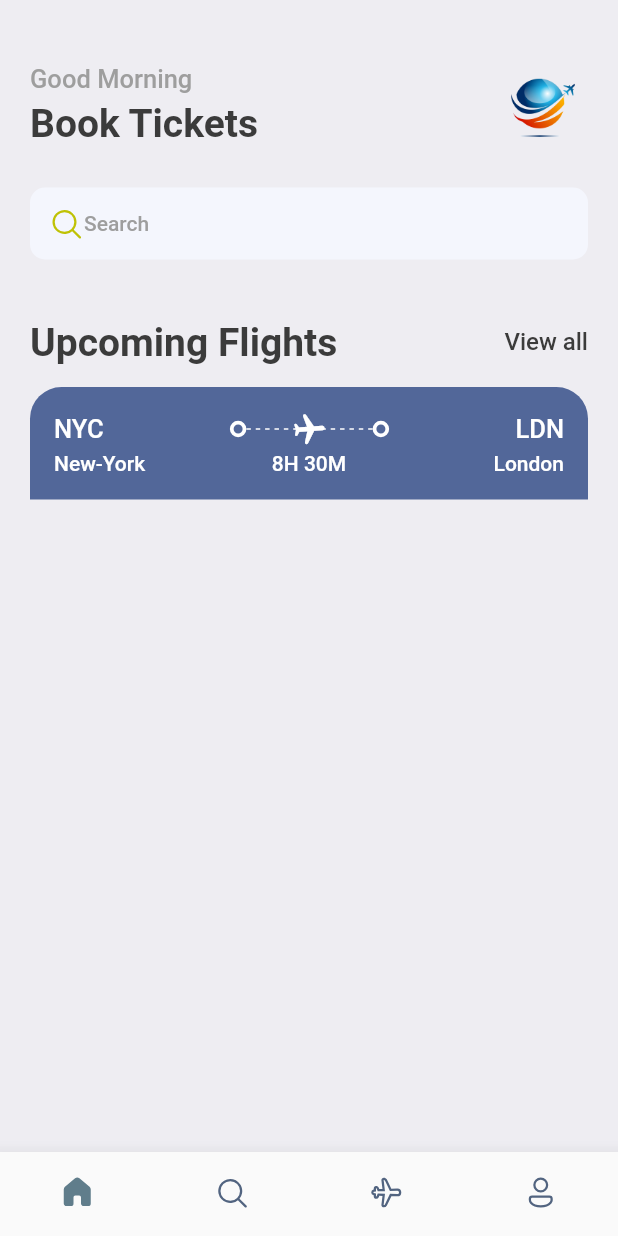
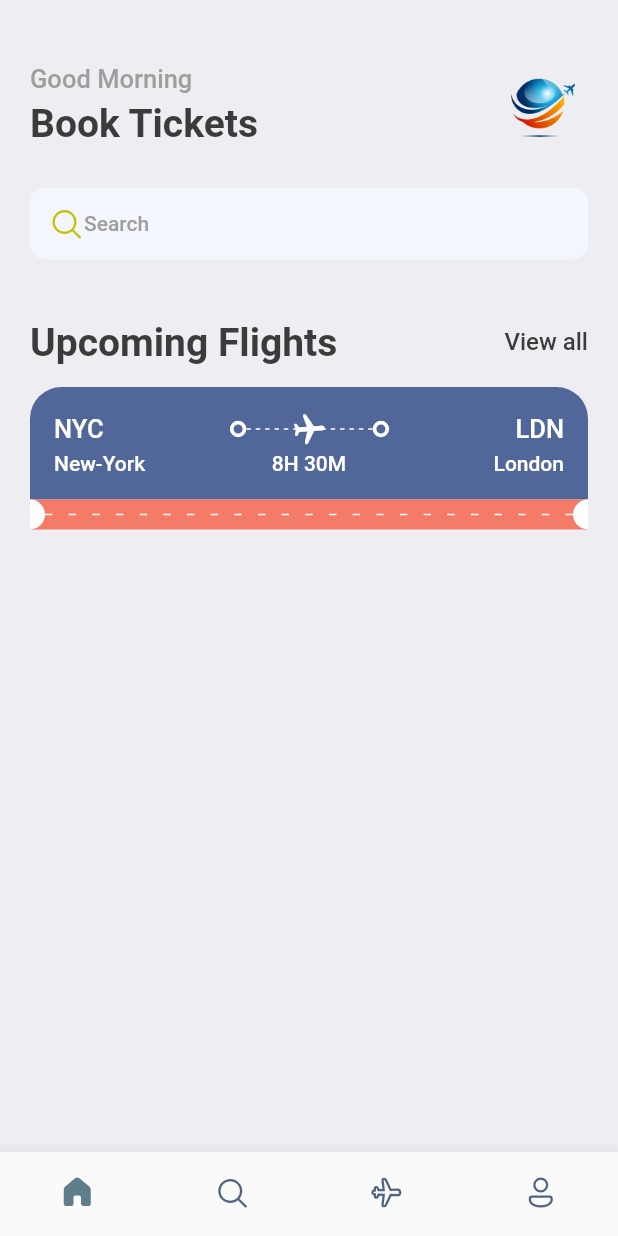
Before and after one commit to thutasann/booking-ticket, a Flutter app: the screen it shows after launch, on a phone screen of 412 x 824 dp. Run offline on Flutter 3.47's test engine with Material 2 defaults, Android fonts, the light colour scheme and no system bars; our stand-ins replace fluentui_icons, gap.

Commit message:
UI: Ticket View Third Row

```diff
--- a/lib/utils/app_styles.dart
+++ b/lib/utils/app_styles.dart
@@ -6,7 +6,7 @@ class Styles {
   static Color primaryColor = primaryColor;
   static Color textColor = const Color(0xFF3b3b3b);
   static Color bgColor = const Color(0xFFeeedf2);
-  static Color orangeColor = const Color(0xFF526799);
+  static Color orangeColor = const Color(0xFFF37B67);
   static TextStyle textStyle =
       TextStyle(fontSize: 16, color: textColor, fontWeight: FontWeight.w500);
   static TextStyle headLineStyle1 =
--- a/lib/views/ticket_view.dart
+++ b/lib/views/ticket_view.dart
@@ -16,7 +16,9 @@ class TicketView extends StatelessWidget {
       height: 200,
       child: Container(
         child: Column(
+          mainAxisSize: MainAxisSize.min,
           children: [
+            // First Container (Blue Part of the Ticket)
             Container(
               decoration: const BoxDecoration(
                 color: Color(0xFF526799),
@@ -112,8 +114,63 @@ class TicketView extends StatelessWidget {
                       )
                     ],
                   )
+                ],
+              ),
+            ),
 
-                  // Third Row
+            // Second Container (Red Part of the Ticket)
+            Container(
+              color: Styles.orangeColor,
+              child: Row(
+                children: [
+                  const SizedBox(
+                    height: 20,
+                    width: 10,
+                    child: DecoratedBox(
+                      decoration: BoxDecoration(
+                        color: Colors.white,
+                        borderRadius: BorderRadius.only(
+                          topRight: Radius.circular(10),
+                          bottomRight: Radius.circular(10),
+                        ),
+                      ),
+                    ),
+                  ),
+                  Expanded(
+                    child: LayoutBuilder(
+                      builder:
+                          (BuildContext context, BoxConstraints constraints) {
+                        return Flex(
+                          mainAxisAlignment: MainAxisAlignment.spaceBetween,
+                          mainAxisSize: MainAxisSize.max,
+                          direction: Axis.horizontal,
+                          children: List.generate(
+                            (constraints.constrainWidth() / 15).floor(),
+                            (index) => const SizedBox(
+                              width: 5,
+                              height: 1,
+                              child: DecoratedBox(
+                                decoration: BoxDecoration(color: Colors.white),
+                              ),
+                            ),
+                          ),
+                        );
+                      },
+                    ),
+                  ),
+                  const SizedBox(
+                    height: 20,
+                    width: 10,
+                    child: DecoratedBox(
+                      decoration: BoxDecoration(
+                        color: Colors.white,
+                        borderRadius: BorderRadius.only(
+                          topLeft: Radius.circular(10),
+                          bottomLeft: Radius.circular(10),
+                        ),
+                      ),
+                    ),
+                  ),
                 ],
               ),
             )
```
